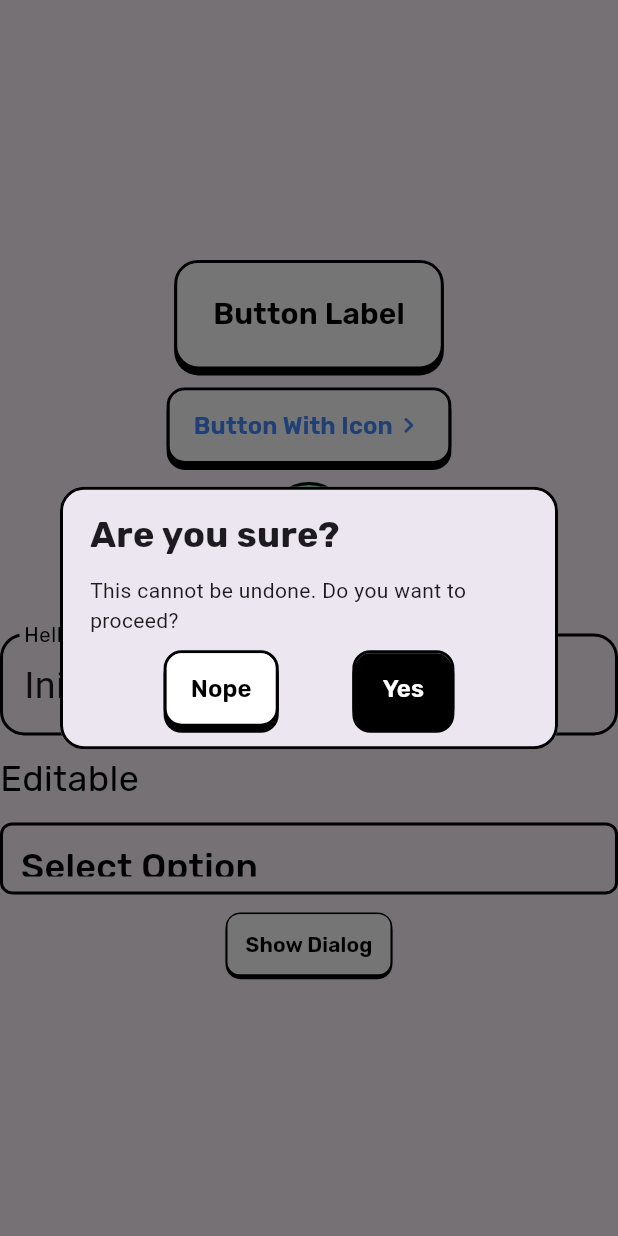
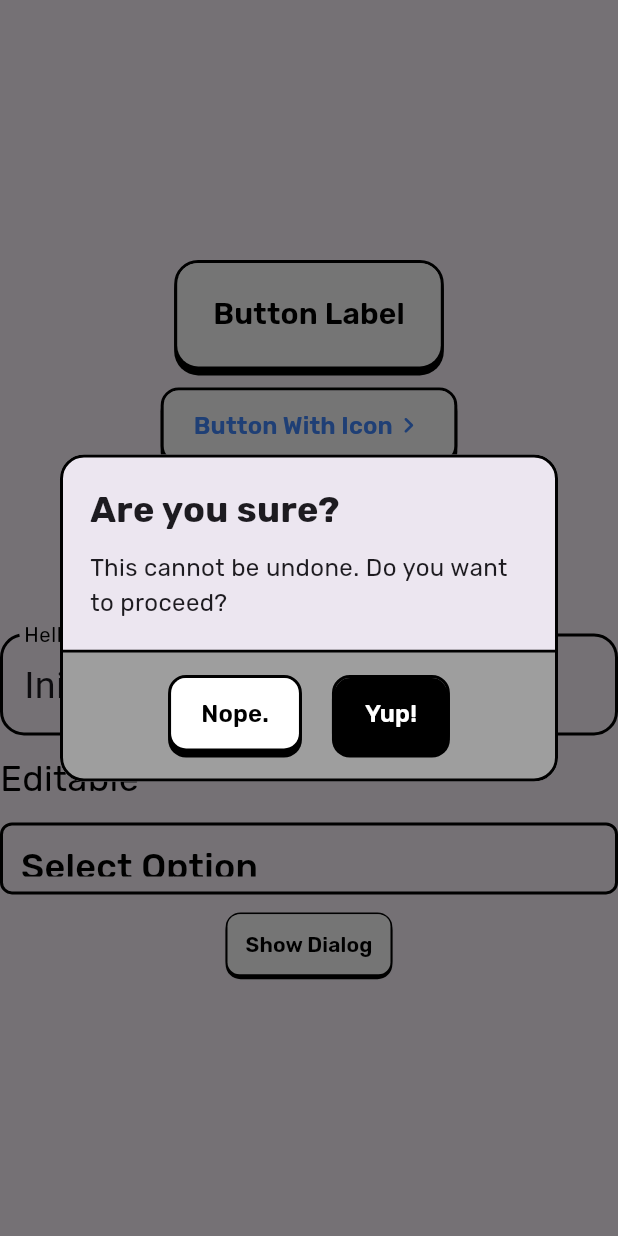
Before and after one commit to jnthn223/paper-ui, a Flutter app: the screen it shows after launch, after a tap on the "remove" icon, after a tap on "Show Dialog", on a phone screen of 412 x 824 dp. Run offline on Flutter 3.47's test engine with Material 3 defaults, Android fonts, the phone set to English and light mode, and no system bars; our stand-ins replace google_fonts.

Commit message:
update alert layout

```diff
--- a/paper_ui/lib/components/feedback/alert.dart
+++ b/paper_ui/lib/components/feedback/alert.dart
@@ -12,10 +12,11 @@ class Alert extends StatelessWidget {
       shape: RoundedRectangleBorder(
           borderRadius: BorderRadius.all(Radius.circular(16)),
           side: BorderSide(color: Colors.black, width: 2)),
-      child: Padding(
+      child: Column(mainAxisSize: MainAxisSize.min, children: [
+        Padding(
           padding: EdgeInsets.symmetric(
             horizontal: 20,
-          vertical: 15,
+            vertical: 20,
           ),
           child: Column(
             mainAxisAlignment: MainAxisAlignment.spaceBetween,
@@ -29,30 +30,58 @@ class Alert extends StatelessWidget {
                     fontWeight: FontWeight.bold),
               ),
               SizedBox(height: 10),
-            Text("This cannot be undone. Do you want to proceed?"),
-            SizedBox(height: 10),
-            Row(
-              mainAxisAlignment: MainAxisAlignment.spaceEvenly,
+              Text(
+                "This cannot be undone. Do you want to proceed?",
+                style: GoogleFonts.rubik(
+                  fontSize: getFontSize(Sizes.md),
+                ),
+              ),
+            ],
+          ),
+        ),
+        ClipRRect(
+          borderRadius: BorderRadius.only(
+            bottomRight: Radius.circular(16),
+            bottomLeft: Radius.circular(16),
+          ),
+          child: Container(
+            decoration: BoxDecoration(
+                border: Border(
+                  top: BorderSide(color: Colors.black, width: 2),
+                ),
+                color: Colors.grey),
+            child: Padding(
+              padding: EdgeInsets.only(bottom: 20, top: 15),
+              child: Row(
+                mainAxisAlignment: MainAxisAlignment.center,
                 children: [
                   Button(
-                  onPressed: () {},
-                  text: "Nope",
+                    onPressed: () {
+                      Navigator.pop(context);
+                    },
+                    text: "Nope.",
                     bgColor: Colors.white,
                     color: Colors.black,
                     size: Sizes.md,
                   ),
+                  SizedBox(
+                    width: 20,
+                  ),
                   Button(
-                  onPressed: () {},
-                  text: "Yes",
+                    onPressed: () {
+                      Navigator.pop(context);
+                    },
+                    text: "Yup!",
                     bgColor: Colors.black,
                     color: Colors.white,
                     size: Sizes.md,
                   ),
                 ],
               ),
-          ],
             ),
           ),
+        )
+      ]),
     );
   }
 }
--- a/paper_ui/lib/constants/sizes.dart
+++ b/paper_ui/lib/constants/sizes.dart
@@ -28,7 +28,7 @@ EdgeInsets getPadding(Sizes? size) {
     case Sizes.sm:
       return const EdgeInsets.symmetric(horizontal: 12.0, vertical: 8.0);
     case Sizes.md:
-      return const EdgeInsets.symmetric(horizontal: 16.0, vertical: 12.0);
+      return const EdgeInsets.symmetric(horizontal: 20.0, vertical: 12.0);
     case Sizes.lg:
       return const EdgeInsets.symmetric(horizontal: 20.0, vertical: 16.0);
     case Sizes.xl:
```
Also changed, not shown: 1 other file. Lines whose indentation alone changed are shown as unchanged.
